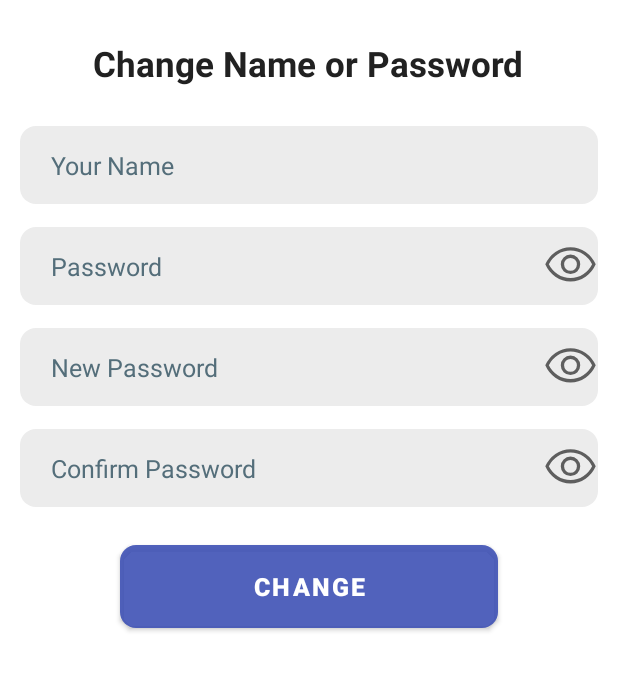
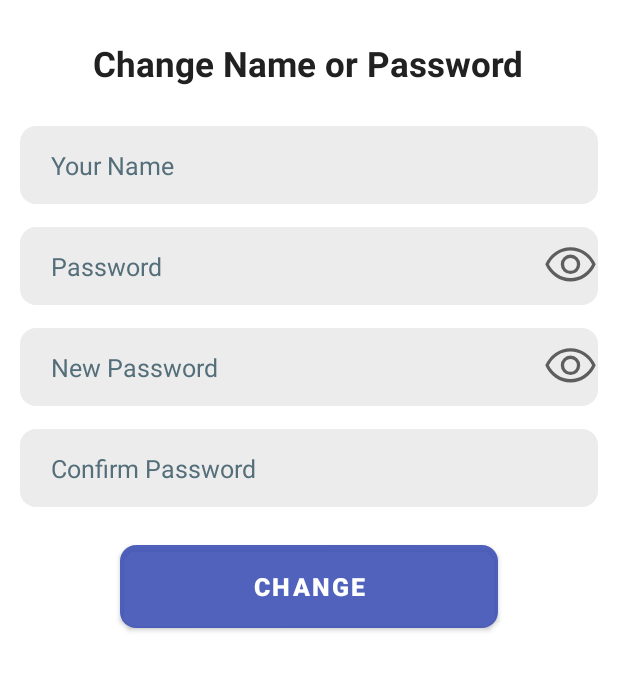
Before and after one commit to QuanNguyen-k2/BK_Chat, an Android app: the ChangePassActivity screen opened directly, with no data from a screen before it, on a phone screen of 412 x 824 dp, the part 98-789 px from its top. Run offline under Robolectric (Android 15) with nearby library versions, the phone set to English and light mode, and no system bars; our stand-ins replace Firebase (no records; nobody signed in at launch, a user with empty details on screens opened directly), sdp/ssp sizes; 2 statements that could not run were skipped.

Commit message:
Update Sua Loi

```diff
--- a/app/build.gradle
+++ b/app/build.gradle
@@ -40,6 +40,7 @@ dependencies {
     implementation 'com.google.firebase:firebase-storage:20.1.0'
     implementation 'com.google.firebase:firebase-auth:21.1.0'
     implementation 'com.firebaseui:firebase-ui-database:8.0.2'
+//    implementation 'com.google.firebase:firebase-messaging:23.1.1'
 
 
     testImplementation 'junit:junit:4.13.2'
--- a/app/src/main/java/com/chatapp/bkchat/ChangePassActivity.java
+++ b/app/src/main/java/com/chatapp/bkchat/ChangePassActivity.java
@@ -3,12 +3,14 @@ package com.chatapp.bkchat;
 import android.content.Context;
 import android.graphics.Rect;
 import android.os.Bundle;
+import android.text.InputType;
 import android.view.MenuItem;
 import android.view.MotionEvent;
 import android.view.View;
 import android.view.inputmethod.InputMethodManager;
 import android.widget.Button;
 import android.widget.EditText;
+import android.widget.ImageView;
 import android.widget.TextView;
 import android.widget.Toast;
 
@@ -31,6 +33,8 @@ public class ChangePassActivity extends AppCompatActivity {
     EditText confirmNewPass;
     TextView textWarning;
     String username, uid;
+    ImageView visibleOldPass;
+    ImageView visibleNewPass;
     Toolbar mToolbar;
 
     @Override
@@ -48,10 +52,37 @@ public class ChangePassActivity extends AppCompatActivity {
         uid = getIntent().getExtras().get("uid").toString();
         name.setText(username);
         mToolbar = findViewById(R.id.toolbar_setting);
+        visibleNewPass = findViewById(R.id.visibleNewPass);
+        visibleNewPass.setOnClickListener(v -> visibleNewPass());
+        visibleOldPass = findViewById(R.id.visibleOldPass);
+        visibleOldPass.setOnClickListener(v -> visibleOldPass());
         setSupportActionBar(mToolbar);
         getSupportActionBar().setDisplayHomeAsUpEnabled(true);
         getSupportActionBar().setDisplayShowHomeEnabled(true);
         setTitle("");
+    }
+
+    private void visibleNewPass() {
+        if (newPass.getInputType() == InputType.TYPE_TEXT_VARIATION_VISIBLE_PASSWORD) {
+            newPass.setInputType(InputType.TYPE_CLASS_TEXT | InputType.TYPE_TEXT_VARIATION_PASSWORD);
+            confirmNewPass.setInputType(InputType.TYPE_CLASS_TEXT | InputType.TYPE_TEXT_VARIATION_PASSWORD);
+        } else {
+            newPass.setInputType(InputType.TYPE_TEXT_VARIATION_VISIBLE_PASSWORD);
+            confirmNewPass.setInputType(InputType.TYPE_TEXT_VARIATION_VISIBLE_PASSWORD);
+        }
+        newPass.setSelection(newPass.length());
+        confirmNewPass.setSelection(confirmNewPass.length());
+    }
+
+    private void visibleOldPass() {
+
+        if (oldPass.getInputType() == InputType.TYPE_TEXT_VARIATION_VISIBLE_PASSWORD) {
+            oldPass.setInputType(InputType.TYPE_CLASS_TEXT | InputType.TYPE_TEXT_VARIATION_PASSWORD);
+        } else {
+            oldPass.setInputType(InputType.TYPE_TEXT_VARIATION_VISIBLE_PASSWORD);
+        }
+        oldPass.setSelection(oldPass.length());
+
     }
 
     private void changeData() {
--- a/app/src/main/res/layout/activity_chang_pass.xml
+++ b/app/src/main/res/layout/activity_chang_pass.xml
@@ -66,6 +66,7 @@
                 android:textSize="@dimen/_13sdp" />
 
             <ImageButton
+                android:id="@+id/visibleOldPass"
                 android:layout_width="@dimen/_28sdp"
                 android:layout_height="@dimen/_28sdp"
                 android:layout_alignParentRight="true"
@@ -95,6 +96,7 @@
                 android:textSize="@dimen/_13sdp" />
 
             <ImageButton
+                android:id="@+id/visibleNewPass"
                 android:layout_width="@dimen/_28sdp"
                 android:layout_height="@dimen/_28sdp"
                 android:layout_alignParentRight="true"
@@ -122,12 +124,6 @@
                 android:textColorHint="#546E7A"
                 android:textSize="@dimen/_13sdp" />
 
-            <ImageButton
-                android:layout_width="@dimen/_28sdp"
-                android:layout_height="@dimen/_28sdp"
-                android:layout_alignParentRight="true"
-                android:layout_centerVertical="true"
-                android:background="@drawable/ic_visibility" />
         </RelativeLayout>
 
         <TextView
```
